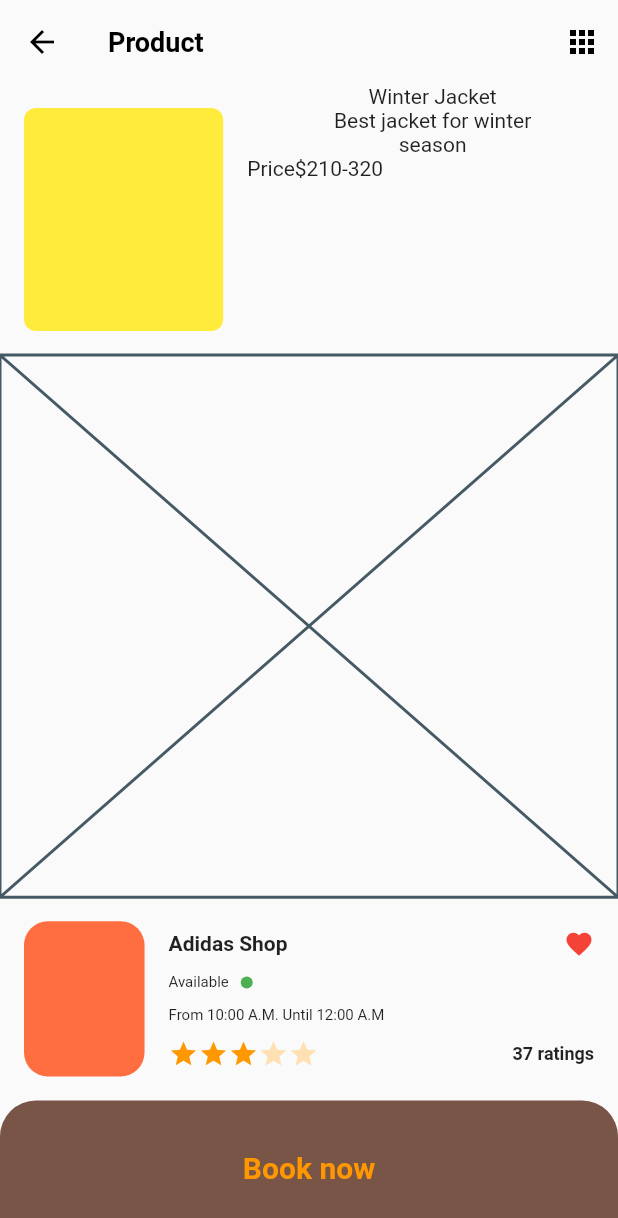
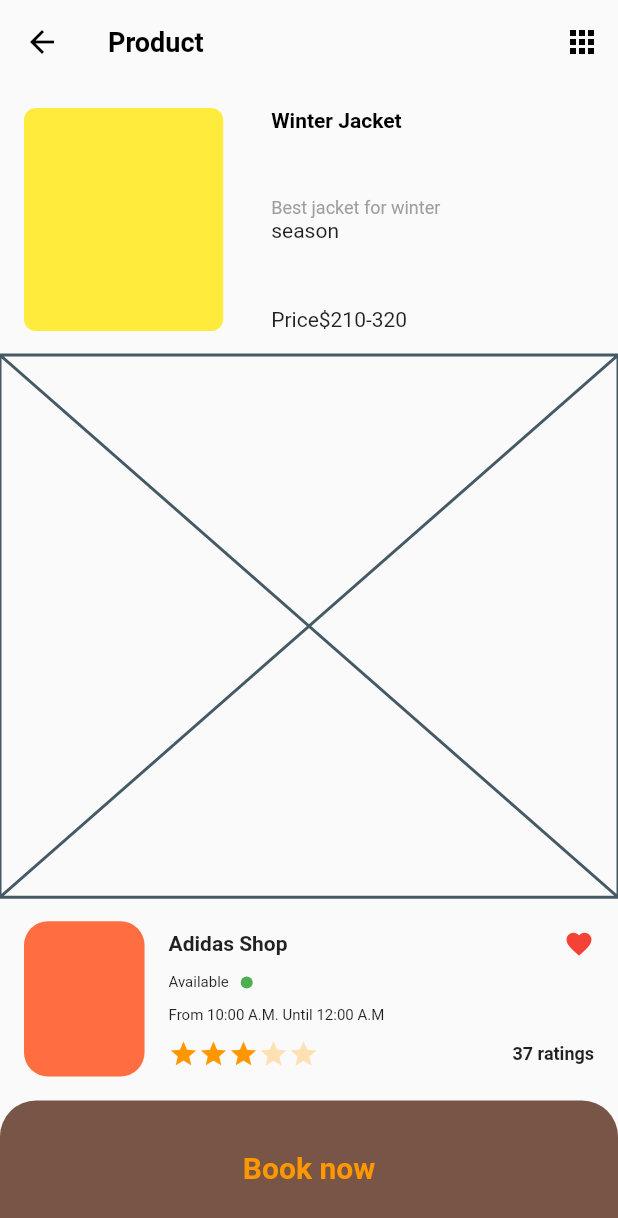
Before and after one commit to JAICHANGPARK/flutter_notebook_the_third_story, a Flutter app: the ProductPage screen opened directly, on a phone screen of 412 x 824 dp. Shown: the top 1218 px of the screen. Run offline on Flutter 3.47's test engine with Material 2 defaults, Android fonts, the phone set to English and light mode, and no system bars; our stand-ins replace badges, dotted_border, fl_chart, page_transition, percent_indicator; network calls fail.

Commit message:
Update product_page.dart

```diff
--- a/lib/travel_store_app/product_page.dart
+++ b/lib/travel_store_app/product_page.dart
@@ -45,11 +45,22 @@ class _ProductPageState extends State<ProductPage> {
                 ),
                 Expanded(
                   flex: 6,
+                  child: Padding(
+                    padding: const EdgeInsets.all(16.0),
                     child: Column(
+                      crossAxisAlignment: CrossAxisAlignment.start,
                       children: <Widget>[
-                      Text("Winter Jacket"),
-                      Text("Best jacket for winter"),
+                        Text("Winter Jacket", style: TextStyle(
+                          color: Colors.black,
+                          fontWeight: FontWeight.bold,
+                        ),),
+                        Spacer(),
+                        Text("Best jacket for winter", style: TextStyle(
+                          color: Colors.grey,
+                          fontSize: 12
+                        ),),
                         Text("season"),
+                        Spacer(),
                         Row(
                           children: <Widget>[
                             Text("Price"),
@@ -57,6 +68,7 @@ class _ProductPageState extends State<ProductPage> {
                           ],
                         )
                       ],
+                    ),
                   ),
                 )
               ],
```
Lines whose indentation alone changed are shown as unchanged.
